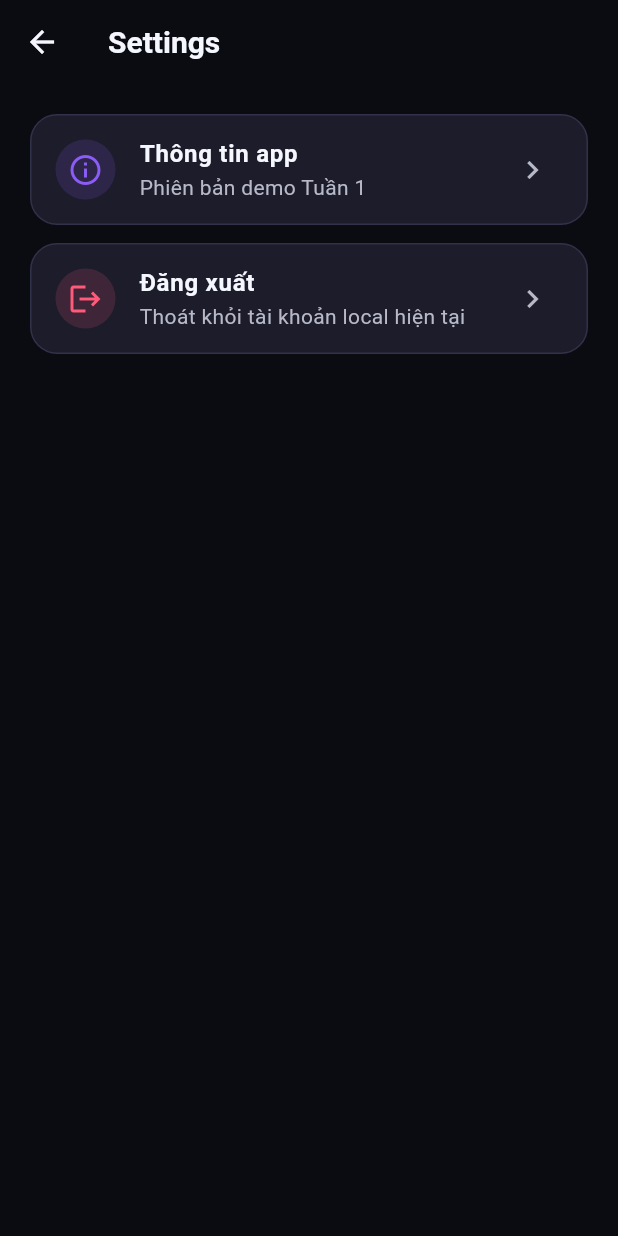
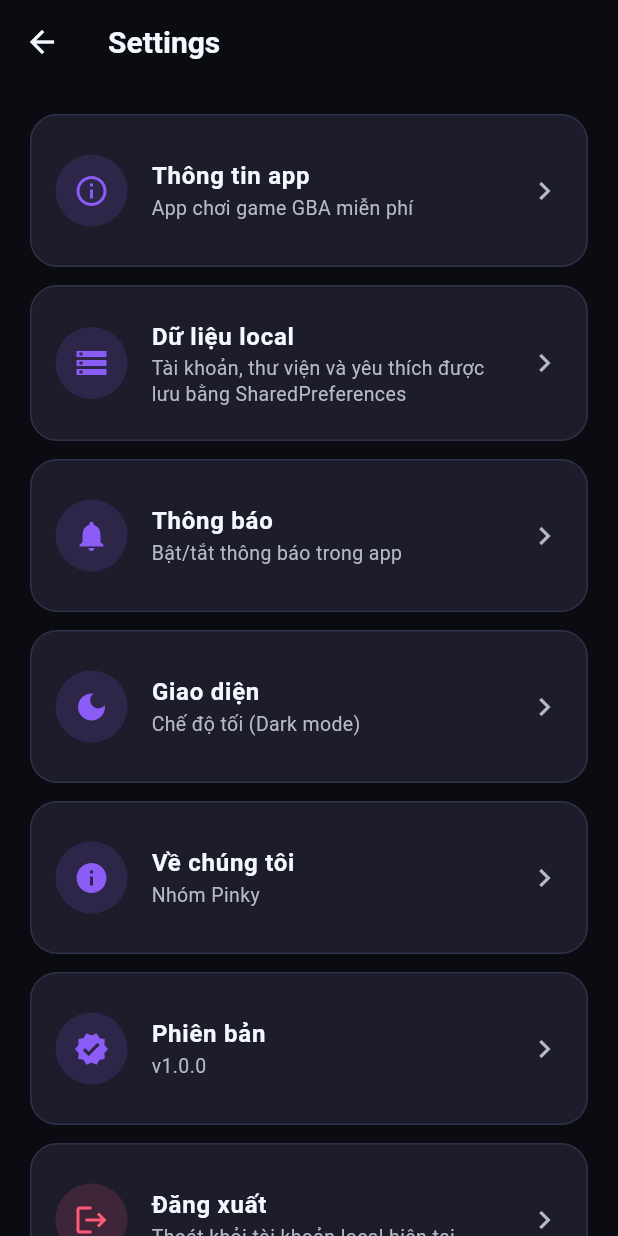
Before and after one commit to Shin201005/GameStoreGBA_mobile, a Flutter app: the SettingsPage screen opened directly, on a phone screen of 412 x 824 dp. Run offline on Flutter 3.47's test engine with Material 3 defaults, Android fonts, the phone set to English and light mode, and no system bars; our stand-ins replace shared_preferences, webview_flutter; accounts and stored records are empty.

Commit message:
sua not Ui cua 1 so page

```diff
--- a/lib/pages/settings_page.dart
+++ b/lib/pages/settings_page.dart
@@ -35,7 +35,12 @@ class SettingsPage extends StatelessWidget {
       ),
       child: ListTile(
         onTap: onTap,
+        contentPadding: const EdgeInsets.symmetric(
+          horizontal: 16,
+          vertical: 14, //tăng chiều cao
+        ),
         leading: CircleAvatar(
+          radius: 24, //icon to hơn
           backgroundColor: iconColor.withOpacity(0.15),
           child: Icon(icon, color: iconColor),
         ),
@@ -44,11 +49,16 @@ class SettingsPage extends StatelessWidget {
           style: const TextStyle(
             color: AppColors.text,
             fontWeight: FontWeight.w700,
+            fontSize: 16, //chữ to hơn chút
           ),
         ),
         subtitle: Text(
           subtitle,
-          style: const TextStyle(color: AppColors.textSoft),
+          style: const TextStyle(
+            color: AppColors.textSoft,
+            fontSize: 13,
+            height: 1.3, // giãn dòng
+          ),
         ),
         trailing: const Icon(Icons.chevron_right, color: AppColors.textSoft),
       ),
@@ -65,8 +75,30 @@ class SettingsPage extends StatelessWidget {
           _tile(
             icon: Icons.info_outline,
             title: 'Thông tin app',
-            subtitle: 'Phiên bản demo Tuần 1',
+            subtitle: 'App chơi game GBA miễn phí',
           ),
+          _tile(
+            icon: Icons.storage,
+            title: 'Dữ liệu local',
+            subtitle:
+                'Tài khoản, thư viện và yêu thích được lưu bằng SharedPreferences',
+          ),
+          _tile(
+            icon: Icons.notifications,
+            title: 'Thông báo',
+            subtitle: 'Bật/tắt thông báo trong app',
+          ),
+          _tile(
+            icon: Icons.dark_mode,
+            title: 'Giao diện',
+            subtitle: 'Chế độ tối (Dark mode)',
+          ),
+          _tile(
+            icon: Icons.info,
+            title: 'Về chúng tôi',
+            subtitle: 'Nhóm Pinky',
+          ),
+          _tile(icon: Icons.verified, title: 'Phiên bản', subtitle: 'v1.0.0'),
           _tile(
             icon: Icons.logout,
             title: 'Đăng xuất',
```
